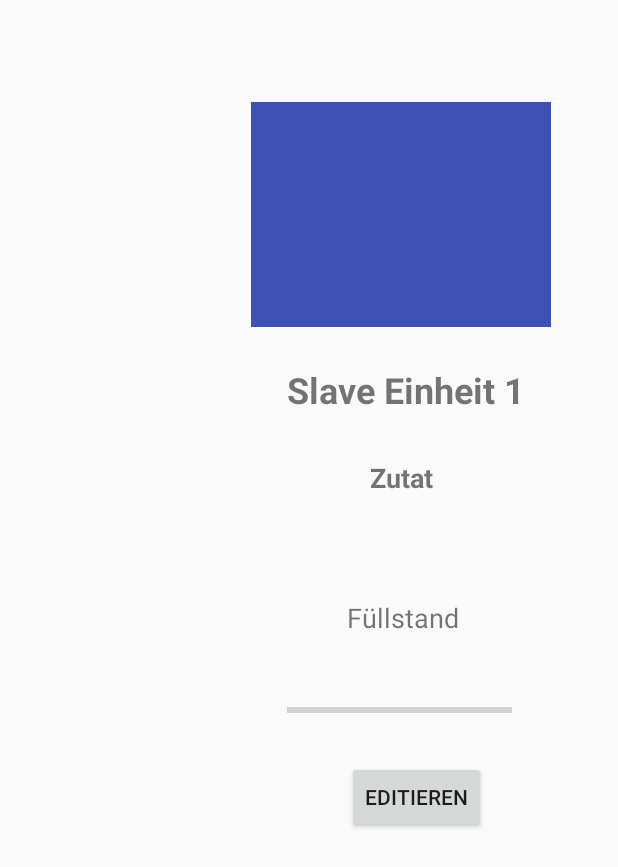
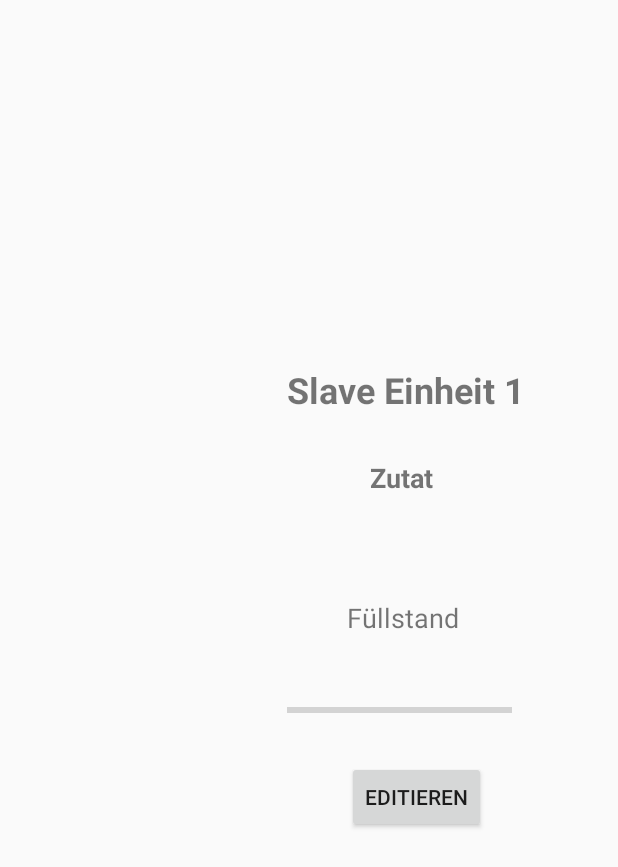
Before and after one commit to zimmermannmartin/BarBot, an Android app: the layout slaveunit.xml on its own in the app's theme, with its tools: preview values and no code run, on a phone screen of 412 x 824 dp. Shown: the top 867 px of the screen. Run offline under Robolectric (Android 15) with nearby library versions, the phone set to English and light mode, and no system bars.

Commit message:
minor fixes

```diff
--- a/app/src/main/java/at/barbot/barbot/BarbotSettingFragment.java
+++ b/app/src/main/java/at/barbot/barbot/BarbotSettingFragment.java
@@ -100,14 +100,14 @@ public class BarbotSettingFragment extends Fragment {
             View v = inflater.inflate(R.layout.slaveunit, null);
 
             TextView headtv = (TextView) v.findViewById(R.id.textView3);
-            ImageView iv = (ImageView) v.findViewById(R.id.imageView3);
+            //ImageView iv = (ImageView) v.findViewById(R.id.imageView3);
             TextView ingrtv = (TextView) v.findViewById(R.id.textView10);
             TextView leveltv = (TextView) v.findViewById(R.id.textView6);
             ProgressBar pb = (ProgressBar) v.findViewById(R.id.progressBar);
             Button editButton = (Button) v.findViewById(R.id.editSlaveButton);
 
             headtv.setText(sl.name);
-            iv.setImageResource(R.drawable.ic_menu_camera);
+            //iv.setImageResource(R.drawable.ic_menu_camera);
             ingrtv.setText(String.format("%s %s", "Zutat:", databaseHelper.getIngredientNameFromSlaveunit(sl)));
             leveltv.setText(R.string.Fuellstand);
             pb.setMax(1500); // 1500ml = 1,5L
--- a/app/src/main/res/layout/slaveunit.xml
+++ b/app/src/main/res/layout/slaveunit.xml
@@ -18,7 +18,7 @@
         android:layout_alignParentLeft="true"
         android:layout_alignParentStart="true" />
 
-    <ImageView
+   <!-- <ImageView
         app:srcCompat="@color/colorPrimary"
         android:layout_marginLeft="167dp"
         android:layout_marginStart="167dp"
@@ -29,6 +29,8 @@
         android:layout_alignBottom="@+id/textView3"
         android:layout_alignParentLeft="true"
         android:layout_alignParentStart="true" />
+
+        -->
 
     <TextView
         android:text="@string/Fuellstand"
```
